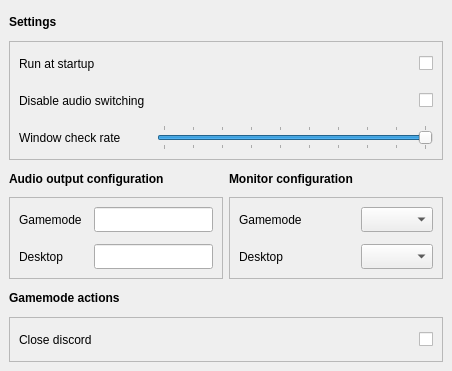
Above: src/ui/design.ui from Odizinne/BigPictureTV before the change. Below: the same form after it.
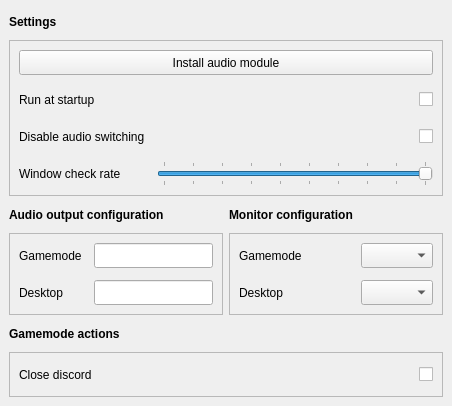
That is the form after the change.

Commit message: Added install buton for audiodevicecmdlets

Diff of the .ui file:
```diff
--- a/src/ui/design.ui
+++ b/src/ui/design.ui
@@ -7,7 +7,7 @@
     <x>0</x>
     <y>0</y>
     <width>452</width>
-    <height>371</height>
+    <height>406</height>
    </rect>
   </property>
   <property name="sizePolicy">
@@ -16,6 +16,12 @@
     <verstretch>0</verstretch>
    </sizepolicy>
   </property>
+  <property name="minimumSize">
+   <size>
+    <width>452</width>
+    <height>0</height>
+   </size>
+  </property>
   <property name="windowTitle">
    <string>MainWindow</string>
   </property>
@@ -323,20 +329,7 @@
        <property name="spacing">
         <number>12</number>
        </property>
-       <item row="0" column="0">
-        <widget class="QLabel" name="label_5">
-         <property name="minimumSize">
-          <size>
-           <width>0</width>
-           <height>25</height>
-          </size>
-         </property>
-         <property name="text">
-          <string>Run at startup</string>
-         </property>
-        </widget>
-       </item>
-       <item row="1" column="0">
+       <item row="2" column="0">
         <widget class="QLabel" name="label_6">
          <property name="minimumSize">
           <size>
@@ -349,36 +342,7 @@
          </property>
         </widget>
        </item>
-       <item row="2" column="0">
-        <widget class="QLabel" name="checkrate_label">
-         <property name="minimumSize">
-          <size>
-           <width>0</width>
-           <height>25</height>
-          </size>
-         </property>
-         <property name="text">
-          <string>Window check rate</string>
-         </property>
-        </widget>
-       </item>
        <item row="1" column="1">
-        <widget class="QCheckBox" name="disableAudioCheckbox">
-         <property name="minimumSize">
-          <size>
-           <width>0</width>
-           <height>25</height>
-          </size>
-         </property>
-         <property name="layoutDirection">
-          <enum>Qt::LayoutDirection::RightToLeft</enum>
-         </property>
-         <property name="text">
-          <string/>
-         </property>
-        </widget>
-       </item>
-       <item row="0" column="1">
         <widget class="QCheckBox" name="startupCheckBox">
          <property name="minimumSize">
           <size>
@@ -394,7 +358,7 @@
          </property>
         </widget>
        </item>
-       <item row="2" column="1">
+       <item row="3" column="1">
         <widget class="QSlider" name="checkrate_slider">
          <property name="minimumSize">
           <size>
@@ -428,6 +392,61 @@
          </property>
         </widget>
        </item>
+       <item row="1" column="0">
+        <widget class="QLabel" name="label_5">
+         <property name="minimumSize">
+          <size>
+           <width>0</width>
+           <height>25</height>
+          </size>
+         </property>
+         <property name="text">
+          <string>Run at startup</string>
+         </property>
+        </widget>
+       </item>
+       <item row="3" column="0">
+        <widget class="QLabel" name="checkrate_label">
+         <property name="minimumSize">
+          <size>
+           <width>0</width>
+           <height>25</height>
+          </size>
+         </property>
+         <property name="text">
+          <string>Window check rate</string>
+         </property>
+        </widget>
+       </item>
+       <item row="2" column="1">
+        <widget class="QCheckBox" name="disableAudioCheckbox">
+         <property name="minimumSize">
+          <size>
+           <width>0</width>
+           <height>25</height>
+          </size>
+         </property>
+         <property name="layoutDirection">
+          <enum>Qt::LayoutDirection::RightToLeft</enum>
+         </property>
+         <property name="text">
+          <string/>
+         </property>
+        </widget>
+       </item>
+       <item row="0" column="0" colspan="2">
+        <widget class="QPushButton" name="install_audio_button">
+         <property name="minimumSize">
+          <size>
+           <width>0</width>
+           <height>25</height>
+          </size>
+         </property>
+         <property name="text">
+          <string>Install audio module</string>
+         </property>
+        </widget>
+       </item>
       </layout>
      </widget>
     </item>
```
The commit also changes 4 other files.
